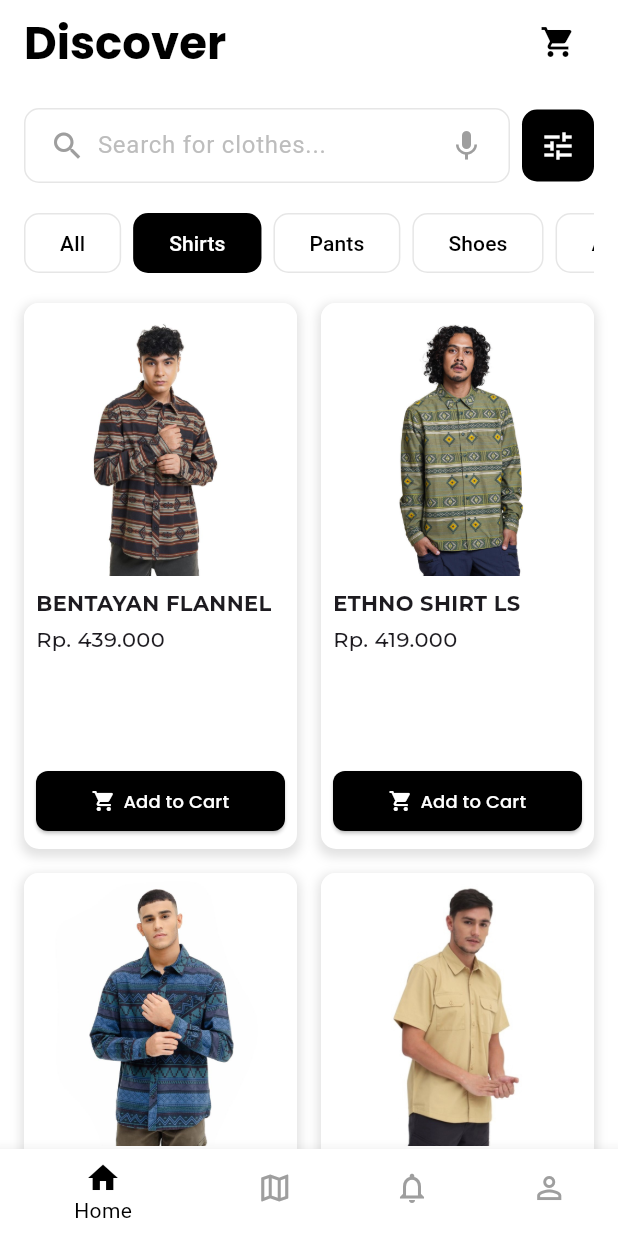
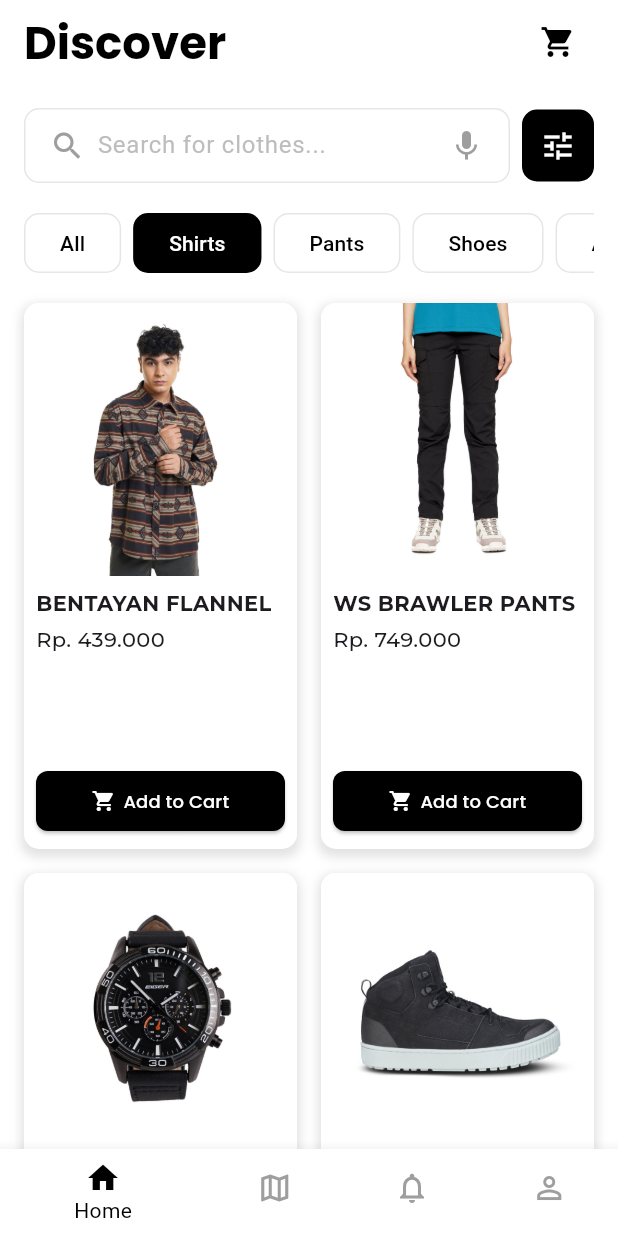
Before and after one commit to azzanslebew/GetX_Apps, a Flutter app: the screen it shows after launch, after a tap on "Shirts", on a phone screen of 412 x 824 dp. Run offline on Flutter 3.47's test engine with Material 3 defaults, Android fonts, the light colour scheme and no system bars; our stand-ins replace get, google_fonts.

Commit message:
#3 Categories

```diff
--- a/lib/controller/category_controller.dart
+++ b/lib/controller/category_controller.dart
@@ -1,4 +1,10 @@
 import 'package:get/get.dart';
+import '../widgets/home/categories/load_shirts.dart';
+import '../widgets/home/categories/load_pants.dart';
+import '../widgets/home/categories/load_shoes.dart';
+import '../widgets/home/categories/load_accessories.dart';
+import '../widgets/home/categories/load_bags.dart';
+import '../widgets/home/categories/load_jackets.dart';
 
 class CategoryController extends GetxController {
   var selectedCategory = 'All'.obs;
@@ -14,22 +20,22 @@ class CategoryController extends GetxController {
     selectedCategory.value = category;
     switch (category) {
       case 'Shirts':
-        loadShirts();
+        products.value = shirts;
         break;
       case 'Pants':
-        loadPants();
+        products.value = pants;
         break;
       case 'Shoes':
-        loadShoes();
+        products.value = shoes;
         break;
       case 'Accessories':
-        loadAccessories();
+        products.value = accessories;
         break;
       case 'Bags':
-        loadBags();
+        products.value = bags;
         break;
       case 'Jackets':
-        loadJackets();
+        products.value = jackets;
         break;
       default:
         loadAllProducts();
@@ -38,288 +44,12 @@ class CategoryController extends GetxController {
 
   void loadAllProducts() {
     products.value = [
-      {
-        'image': 'assets/images/shirts/bentayan_flannel.jpg',
-        'title': 'BENTAYAN FLANNEL',
-        'price': 'Rp. 439.000',
-        'category': 'Shirts'
-      },
-      {
-        'image': 'assets/images/pants/ws_brawler_pants.jpg',
-        'title': 'WS BRAWLER PANTS',
-        'price': 'Rp. 749.000',
-        'category': 'Pants'
-      },
-      {
-        'image': 'assets/images/accessories/odospeed_anachrono.jpg',
-        'title': 'ODOSPEED ANACHRONO',
-        'price': 'Rp. 1.149.000',
-        'category': 'Accessories'
-      },
-      {
-        'image': 'assets/images/shoes/ares.jpg',
-        'title': 'ARES',
-        'price': 'Rp. 979.000',
-        'category': 'Shoes'
-      },
-      {
-        'image': 'assets/images/bags/strato_50_hauler_bag.jpg',
-        'title': 'STRATO 50 HAULER BAG',
-        'price': 'Rp. 789.000',
-        'category': 'Bags'
-      },
-      {
-        'image': 'assets/images/jackets/raintour_jacket_hoodie.jpg',
-        'title': 'RAINTOUR JACKET HOODIE',
-        'price': 'Rp. 749.000',
-        'category': 'Jackets'
-      },
-    ];
-  }
-
-  void loadShirts() {
-    products.value = [
-      {
-        'image': 'assets/images/shirts/bentayan_flannel.jpg',
-        'title': 'BENTAYAN FLANNEL',
-        'price': 'Rp. 439.000',
-        'category': 'Shirts'
-      },
-      {
-        'image': 'assets/images/shirts/ethno_shirt_ls.jpg',
-        'title': 'ETHNO SHIRT LS',
-        'price': 'Rp. 419.000',
-        'category': 'Shirts'
-      },
-      {
-        'image': 'assets/images/shirts/poza_rica_flannel_shirt.jpg',
-        'title': 'POZA RICA FLANNEL SHIRT',
-        'price': 'Rp. 399.000',
-        'category': 'Shirts'
-      },
-      {
-        'image': 'assets/images/shirts/rawson_ss_shirt.jpg',
-        'title': 'RAWSON SS SHIRT',
-        'price': 'Rp. 319.000',
-        'category': 'Shirts'
-      },
-      {
-        'image': 'assets/images/shirts/rivendell_shirt.jpg',
-        'title': 'RIVENDELL SHIRT',
-        'price': 'Rp. 349.000',
-        'category': 'Shirts'
-      },
-      {
-        'image': 'assets/images/shirts/towsend_f1.jpg',
-        'title': 'TOWSEND F1',
-        'price': 'Rp. 399.000',
-        'category': 'Shirts'
-      },
-    ];
-  }
-
-  void loadPants() {
-    products.value = [
-      {
-        'image': 'assets/images/pants/alto_hike_pants.jpg',
-        'title': 'ALTO HIKE PANTS',
-        'price': 'Rp. 649.000',
-        'category': 'Pants'
-      },
-      {
-        'image': 'assets/images/pants/attack_trainer_pants.jpg',
-        'title': 'ATTACK TRAINER PANTS',
-        'price': 'Rp. 519.000',
-        'category': 'Pants'
-      },
-      {
-        'image': 'assets/images/pants/ws_brawler_pants.jpg',
-        'title': 'WS BRAWLER PANTS',
-        'price': 'Rp. 749.000',
-        'category': 'Pants'
-      },
-      {
-        'image': 'assets/images/pants/ws_kalla_jegging.jpg',
-        'title': 'WS KALLA JEGGING',
-        'price': 'Rp. 449.000',
-        'category': 'Pants'
-      },
-      {
-        'image': 'assets/images/pants/x-stormseeker_pants.jpg',
-        'title': 'X-STORMSEEKER PANTS',
-        'price': 'Rp. 609.000',
-        'category': 'Pants'
-      },
-      {
-        'image': 'assets/images/pants/x-trekfaster_1.0_pants.jpg',
-        'title': 'X-TREKFASTER 1.0 PANTS',
-        'price': 'Rp. 519.000',
-        'category': 'Pants'
-      },
-    ];
-  }
-
-  void loadShoes() {
-    products.value = [
-      {
-        'image': 'assets/images/shoes/ares.jpg',
-        'title': 'ARES',
-        'price': 'Rp. 979.000',
-        'category': 'Shoes'
-      },
-      {
-        'image': 'assets/images/shoes/ferret.jpg',
-        'title': 'FERRET',
-        'price': 'Rp. 829.000',
-        'category': 'Shoes'
-      },
-      {
-        'image': 'assets/images/shoes/jr_finland_pre_school.jpg',
-        'title': 'JR FINLAND PRE SCHOOL',
-        'price': 'Rp. 499.000',
-        'category': 'Shoes'
-      },
-      {
-        'image': 'assets/images/shoes/salvage_slip_on.jpg',
-        'title': 'SALVAGE SLIP ON',
-        'price': 'Rp. 1.049.000',
-        'category': 'Shoes'
-      },
-      {
-        'image': 'assets/images/shoes/tigerclaw_2.5.jpg',
-        'title': 'TIGERCLAW 2.5',
-        'price': 'Rp. 759.000',
-        'category': 'Shoes'
-      },
-      {
-        'image': 'assets/images/shoes/z-ras_dashen.jpg',
-        'title': 'Z-RAS DASHEN',
-        'price': 'Rp. 719.000',
-        'category': 'Shoes'
-      },
-    ];
-  }
-
-  void loadAccessories() {
-    products.value = [
-      {
-        'image': 'assets/images/accessories/geval_phonecase_1.0.jpg',
-        'title': 'GEVAL PHONECASE 1.0',
-        'price': 'Rp. 179.000',
-        'category': 'Accessories'
-      },
-      {
-        'image': 'assets/images/accessories/odospeed_anachrono.jpg',
-        'title': 'ODOSPEED ANACHRONO',
-        'price': 'Rp. 1.149.000',
-        'category': 'Accessories'
-      },
-      {
-        'image': 'assets/images/accessories/pandoera_bracelet.jpg',
-        'title': 'PANDOERA BRACELET',
-        'price': 'Rp. 109.000',
-        'category': 'Accessories'
-      },
-      {
-        'image': 'assets/images/accessories/raintour_s-g.jpg',
-        'title': 'RAINTOUR S-G',
-        'price': 'Rp. 389.000',
-        'category': 'Accessories'
-      },
-      {
-        'image': 'assets/images/accessories/velox_tac.jpg',
-        'title': 'VELOX_TAC',
-        'price': 'Rp. 49.000',
-        'category': 'Accessories'
-      },
-      {
-        'image': 'assets/images/accessories/ws_sweven_card_wallet.jpg',
-        'title': 'WS SWEVEN CARD WALLET',
-        'price': 'Rp. 129.000',
-        'category': 'Accessories'
-      },
-    ];
-  }
-
-  void loadBags() {
-    products.value = [
-      {
-        'image': 'assets/images/bags/borderpass_wheel_pack.jpg',
-        'title': 'BORDERPASS WHEEL PACK',
-        'price': 'Rp. 1.899.000',
-        'category': 'Bags'
-      },
-      {
-        'image': 'assets/images/bags/forlough_15l.jpg',
-        'title': 'FORLOUGH 15L',
-        'price': 'Rp. 319.000',
-        'category': 'Bags'
-      },
-      {
-        'image': 'assets/images/bags/strato_50_hauler_bag.jpg',
-        'title': 'STRATO 50 HAULER BAG',
-        'price': 'Rp. 789.000',
-        'category': 'Bags'
-      },
-      {
-        'image': 'assets/images/bags/striker.jpg',
-        'title': 'STRIKER',
-        'price': 'Rp. 699.000',
-        'category': 'Bags'
-      },
-      {
-        'image': 'assets/images/bags/ws_spacious_waist_bag_1a.jpg',
-        'title': 'WS SPACIOUS WAIST BAG 1A',
-        'price': 'Rp. 259.000',
-        'category': 'Bags'
-      },
-      {
-        'image': 'assets/images/bags/z-rookie_tunnel_bag.jpg',
-        'title': 'Z-ROOKIE TUNNEL BAG',
-        'price': 'Rp. 569.000',
-        'category': 'Bags'
-      },
-    ];
-  }
-
-  void loadJackets() {
-    products.value = [
-      {
-        'image': 'assets/images/jackets/alpinist_warmer_jacket.jpg',
-        'title': 'ALPINIST WARMER JACKET',
-        'price': 'Rp. 569.000',
-        'category': 'Jackets'
-      },
-      {
-        'image': 'assets/images/jackets/attack_bdu_jacket.jpg',
-        'title': 'ATTACK BDU JACKET',
-        'price': 'Rp. 939.000',
-        'category': 'Jackets'
-      },
-      {
-        'image': 'assets/images/jackets/ms_equator_windproof_jkt_f1.jpg',
-        'title': 'MS EQUATOR WINDPROOF JKT F1',
-        'price': 'Rp. 659.000',
-        'category': 'Jackets'
-      },
-      {
-        'image': 'assets/images/jackets/raintour_jacket_hoodie.jpg',
-        'title': 'RAINTOUR JACKET HOODIE',
-        'price': 'Rp. 749.000',
-        'category': 'Jackets'
-      },
-      {
-        'image': 'assets/images/jackets/vigorous_convertible_jacket.jpg',
-        'title': 'VIGOROUS CONVERTIBLE JACKET',
-        'price': 'Rp. 599.000',
-        'category': 'Jackets'
-      },
-      {
-        'image': 'assets/images/jackets/x-hasten_insulated_jacket.jpg',
-        'title': 'X-HASTEN INSULATED JACKET',
-        'price': 'Rp. 979.000',
-        'category': 'Jackets'
-      },
+      ...shirts,
+      ...pants,
+      ...shoes,
+      ...accessories,
+      ...bags,
+      ...jackets,
     ];
   }
 }
--- a/lib/pages/menus/home.dart
+++ b/lib/pages/menus/home.dart
@@ -1,9 +1,9 @@
 import 'package:flutter/material.dart';
 import 'package:get/get.dart';
 import 'package:getx_apps/controller/category_controller.dart';
-import 'package:getx_apps/widgets/Home/product_card.dart';
-import 'package:getx_apps/widgets/Home/scroll_category_buttons.dart';
-import 'package:getx_apps/widgets/Home/search_filter_bar.dart';
+import 'package:getx_apps/widgets/home/product_card.dart';
+import 'package:getx_apps/widgets/home/scroll_category_buttons.dart';
+import 'package:getx_apps/widgets/home/search_filter_bar.dart';
 import 'package:getx_apps/widgets/appbar.dart';
 
 class Home extends StatelessWidget {
--- /dev/null
+++ b/lib/widgets/Home/categories/load_accessories.dart
@@ -0,0 +1,40 @@
+import 'package:get/get.dart';
+
+final accessories = <Map<String, String>>[
+  {
+        'image': 'assets/images/accessories/geval_phonecase_1.0.jpg',
+        'title': 'GEVAL PHONECASE 1.0',
+        'price': 'Rp. 179.000',
+        'category': 'Accessories'
+      },
+      {
+        'image': 'assets/images/accessories/odospeed_anachrono.jpg',
+        'title': 'ODOSPEED ANACHRONO',
+        'price': 'Rp. 1.149.000',
+        'category': 'Accessories'
+      },
+      {
+        'image': 'assets/images/accessories/pandoera_bracelet.jpg',
+        'title': 'PANDOERA BRACELET',
+        'price': 'Rp. 109.000',
+        'category': 'Accessories'
+      },
+      {
+        'image': 'assets/images/accessories/raintour_s-g.jpg',
+        'title': 'RAINTOUR S-G',
+        'price': 'Rp. 389.000',
+        'category': 'Accessories'
+      },
+      {
+        'image': 'assets/images/accessories/velox_tac.jpg',
+        'title': 'VELOX_TAC',
+        'price': 'Rp. 49.000',
+        'category': 'Accessories'
+      },
+      {
+        'image': 'assets/images/accessories/ws_sweven_card_wallet.jpg',
+        'title': 'WS SWEVEN CARD WALLET',
+        'price': 'Rp. 129.000',
+        'category': 'Accessories'
+      },
+].obs;
--- /dev/null
+++ b/lib/widgets/Home/categories/load_bags.dart
@@ -0,0 +1,40 @@
+import 'package:get/get.dart';
+
+final bags = <Map<String, String>>[
+  {
+    'image': 'assets/images/bags/borderpass_wheel_pack.jpg',
+    'title': 'BORDERPASS WHEEL PACK',
+    'price': 'Rp. 1.899.000',
+    'category': 'Bags'
+  },
+  {
+    'image': 'assets/images/bags/forlough_15l.jpg',
+    'title': 'FORLOUGH 15L',
+    'price': 'Rp. 319.000',
+    'category': 'Bags'
+  },
+  {
+    'image': 'assets/images/bags/strato_50_hauler_bag.jpg',
+    'title': 'STRATO 50 HAULER BAG',
+    'price': 'Rp. 789.000',
+    'category': 'Bags'
+  },
+  {
+    'image': 'assets/images/bags/striker.jpg',
+    'title': 'STRIKER',
+    'price': 'Rp. 699.000',
+    'category': 'Bags'
+  },
+  {
+    'image': 'assets/images/bags/ws_spacious_waist_bag_1a.jpg',
+    'title': 'WS SPACIOUS WAIST BAG 1A',
+    'price': 'Rp. 259.000',
+    'category': 'Bags'
+  },
+  {
+    'image': 'assets/images/bags/z-rookie_tunnel_bag.jpg',
+    'title': 'Z-ROOKIE TUNNEL BAG',
+    'price': 'Rp. 569.000',
+    'category': 'Bags'
+  },
+].obs;
--- /dev/null
+++ b/lib/widgets/Home/categories/load_jackets.dart
@@ -0,0 +1,40 @@
+import 'package:get/get.dart';
+
+final jackets = <Map<String, String>>[
+  {
+    'image': 'assets/images/jackets/alpinist_warmer_jacket.jpg',
+    'title': 'ALPINIST WARMER JACKET',
+    'price': 'Rp. 569.000',
+    'category': 'Jackets'
+  },
+  {
+    'image': 'assets/images/jackets/attack_bdu_jacket.jpg',
+    'title': 'ATTACK BDU JACKET',
+    'price': 'Rp. 939.000',
+    'category': 'Jackets'
+  },
+  {
+    'image': 'assets/images/jackets/ms_equator_windproof_jkt_f1.jpg',
+    'title': 'MS EQUATOR WINDPROOF JKT F1',
+    'price': 'Rp. 659.000',
+    'category': 'Jackets'
+  },
+  {
+    'image': 'assets/images/jackets/raintour_jacket_hoodie.jpg',
+    'title': 'RAINTOUR JACKET HOODIE',
+    'price': 'Rp. 749.000',
+    'category': 'Jackets'
+  },
+  {
+    'image': 'assets/images/jackets/vigorous_convertible_jacket.jpg',
+    'title': 'VIGOROUS CONVERTIBLE JACKET',
+    'price': 'Rp. 599.000',
+    'category': 'Jackets'
+  },
+  {
+    'image': 'assets/images/jackets/x-hasten_insulated_jacket.jpg',
+    'title': 'X-HASTEN INSULATED JACKET',
+    'price': 'Rp. 979.000',
+    'category': 'Jackets'
+  },
+].obs;
--- /dev/null
+++ b/lib/widgets/Home/categories/load_pants.dart
@@ -0,0 +1,40 @@
+import 'package:get/get.dart';
+
+final pants = <Map<String, String>>[
+  {
+    'image': 'assets/images/pants/alto_hike_pants.jpg',
+    'title': 'ALTO HIKE PANTS',
+    'price': 'Rp. 649.000',
+    'category': 'Pants'
+  },
+  {
+    'image': 'assets/images/pants/attack_trainer_pants.jpg',
+    'title': 'ATTACK TRAINER PANTS',
+    'price': 'Rp. 519.000',
+    'category': 'Pants'
+  },
+  {
+    'image': 'assets/images/pants/ws_brawler_pants.jpg',
+    'title': 'WS BRAWLER PANTS',
+    'price': 'Rp. 749.000',
+    'category': 'Pants'
+  },
+  {
+    'image': 'assets/images/pants/ws_kalla_jegging.jpg',
+    'title': 'WS KALLA JEGGING',
+    'price': 'Rp. 449.000',
+    'category': 'Pants'
+  },
+  {
+    'image': 'assets/images/pants/x-stormseeker_pants.jpg',
+    'title': 'X-STORMSEEKER PANTS',
+    'price': 'Rp. 609.000',
+    'category': 'Pants'
+  },
+  {
+    'image': 'assets/images/pants/x-trekfaster_1.0_pants.jpg',
+    'title': 'X-TREKFASTER 1.0 PANTS',
+    'price': 'Rp. 519.000',
+    'category': 'Pants'
+  },
+].obs;
--- /dev/null
+++ b/lib/widgets/Home/categories/load_shirts.dart
@@ -0,0 +1,40 @@
+import 'package:get/get.dart';
+
+final shirts = <Map<String, String>>[
+  {
+    'image': 'assets/images/shirts/bentayan_flannel.jpg',
+    'title': 'BENTAYAN FLANNEL',
+    'price': 'Rp. 439.000',
+    'category': 'Shirts'
+  },
+  {
+    'image': 'assets/images/pants/ws_brawler_pants.jpg',
+    'title': 'WS BRAWLER PANTS',
+    'price': 'Rp. 749.000',
+    'category': 'Pants'
+  },
+  {
+    'image': 'assets/images/accessories/odospeed_anachrono.jpg',
+    'title': 'ODOSPEED ANACHRONO',
+    'price': 'Rp. 1.149.000',
+    'category': 'Accessories'
+  },
+  {
+    'image': 'assets/images/shoes/ares.jpg',
+    'title': 'ARES',
+    'price': 'Rp. 979.000',
+    'category': 'Shoes'
+  },
+  {
+    'image': 'assets/images/bags/strato_50_hauler_bag.jpg',
+    'title': 'STRATO 50 HAULER BAG',
+    'price': 'Rp. 789.000',
+    'category': 'Bags'
+  },
+  {
+    'image': 'assets/images/jackets/raintour_jacket_hoodie.jpg',
+    'title': 'RAINTOUR JACKET HOODIE',
+    'price': 'Rp. 749.000',
+    'category': 'Jackets'
+  },
+].obs;
--- /dev/null
+++ b/lib/widgets/Home/categories/load_shoes.dart
@@ -0,0 +1,40 @@
+import 'package:get/get.dart';
+
+final shoes = <Map<String, String>>[
+  {
+    'image': 'assets/images/shoes/ares.jpg',
+    'title': 'ARES',
+    'price': 'Rp. 979.000',
+    'category': 'Shoes'
+  },
+  {
+    'image': 'assets/images/shoes/ferret.jpg',
+    'title': 'FERRET',
+    'price': 'Rp. 829.000',
+    'category': 'Shoes'
+  },
+  {
+    'image': 'assets/images/shoes/jr_finland_pre_school.jpg',
+    'title': 'JR FINLAND PRE SCHOOL',
+    'price': 'Rp. 499.000',
+    'category': 'Shoes'
+  },
+  {
+    'image': 'assets/images/shoes/salvage_slip_on.jpg',
+    'title': 'SALVAGE SLIP ON',
+    'price': 'Rp. 1.049.000',
+    'category': 'Shoes'
+  },
+  {
+    'image': 'assets/images/shoes/tigerclaw_2.5.jpg',
+    'title': 'TIGERCLAW 2.5',
+    'price': 'Rp. 759.000',
+    'category': 'Shoes'
+  },
+  {
+    'image': 'assets/images/shoes/z-ras_dashen.jpg',
+    'title': 'Z-RAS DASHEN',
+    'price': 'Rp. 719.000',
+    'category': 'Shoes'
+  },
+].obs;
--- a/lib/widgets/Home/scroll_category_buttons.dart
+++ b/lib/widgets/Home/scroll_category_buttons.dart
@@ -1,5 +1,5 @@
 import 'package:flutter/material.dart';
-import 'package:getx_apps/widgets/Home/category_button.dart';
+import 'package:getx_apps/widgets/home/category_button.dart';
 
 class ScrollCategoryButtons extends StatelessWidget {
   final List<String> categories;
--- a/lib/widgets/Home/search_filter_bar.dart
+++ b/lib/widgets/Home/search_filter_bar.dart
@@ -1,6 +1,6 @@
 import 'package:flutter/material.dart';
-import 'package:getx_apps/widgets/Home/filter_button.dart';
-import 'package:getx_apps/widgets/Home/search_bar.dart';
+import 'package:getx_apps/widgets/home/filter_button.dart';
+import 'package:getx_apps/widgets/home/search_bar.dart';
 
 class SearchFilterBar extends StatelessWidget {
   const SearchFilterBar({super.key});
--- a/pubspec.yaml
+++ b/pubspec.yaml
@@ -64,7 +64,6 @@ flutter:
   #   - images/a_dot_burr.jpeg
   #   - images/a_dot_ham.jpeg
   assets:
-    - assets/images/exampleshoes.jpg
 
     #Shirts image
     - assets/images/shirts/bentayan_flannel.jpg
```
Also changed, not shown: assets/images/exampleshoes.jpg (deleted), lib/pages/login_page.dart (added).
